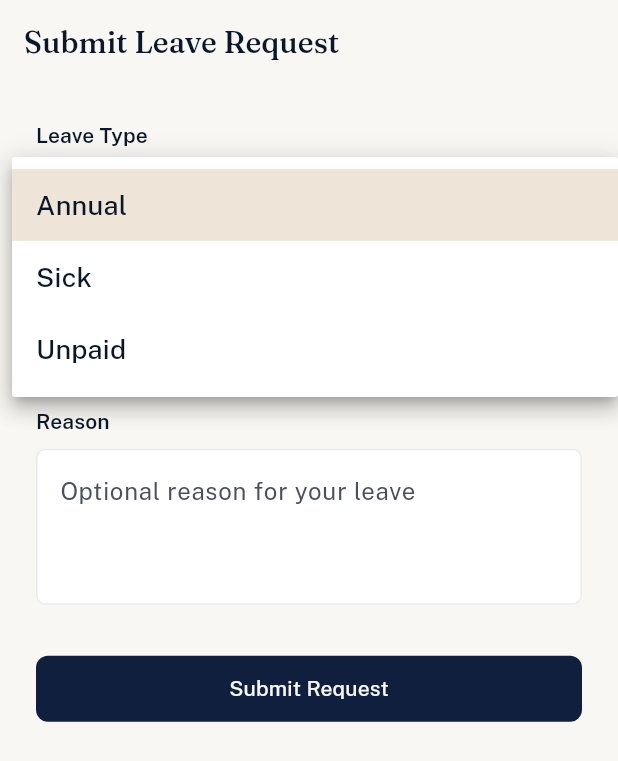
After one commit to WakeelAI-Project/WakeelAI-Mobile, a Flutter app: the LeaveRequestScreen screen opened by its route, after a tap on "Annual", on a phone screen of 412 x 824 dp. The commit adds this screen. Shown: the top 761 px of the screen. Run offline on Flutter 3.47's test engine with Material 3 defaults, Android fonts, the phone set to English and light mode, and no system bars; our stand-ins replace dio, file_picker, flutter_riverpod, flutter_secure_storage, go_router, google_fonts and 1 more; accounts and stored records are empty.

Commit message:
feat: implement employee leave request submission screen

```diff
--- a/lib/core/router/app_router.dart
+++ b/lib/core/router/app_router.dart
@@ -5,6 +5,7 @@ import 'package:go_router/go_router.dart';
 import '../../features/auth/application/auth_state_provider.dart';
 import '../../features/auth/presentation/login_screen.dart';
 import '../../features/home/presentation/employee_home_screen.dart';
+import '../../features/leave/presentation/leave_request_screen.dart';
 import '../../features/shell/theme_showcase_screen.dart';
 
 final appRouterProvider = Provider<GoRouter>((ref) {
@@ -36,6 +37,7 @@ final appRouterProvider = Provider<GoRouter>((ref) {
       ),
       GoRoute(path: '/login', builder: (context, state) => const LoginScreen()),
       GoRoute(path: '/home', builder: (context, state) => const EmployeeHomeScreen()),
+      GoRoute(path: '/leave-request', builder: (context, state) => const LeaveRequestScreen()),
       GoRoute(path: '/design-system', builder: (context, state) => const ThemeShowcaseScreen()),
     ],
   );
--- /dev/null
+++ b/lib/features/leave/application/leave_submission_provider.dart
@@ -0,0 +1,27 @@
+import 'package:flutter_riverpod/flutter_riverpod.dart';
+
+import '../data/leave_repository.dart';
+import '../domain/leave_request_model.dart';
+
+final leaveSubmissionProvider =
+    StateNotifierProvider.autoDispose<LeaveSubmissionNotifier, AsyncValue<void>>((ref) {
+  return LeaveSubmissionNotifier(ref.watch(leaveRepositoryProvider));
+});
+
+class LeaveSubmissionNotifier extends StateNotifier<AsyncValue<void>> {
+  final LeaveRepository _repository;
+
+  LeaveSubmissionNotifier(this._repository) : super(const AsyncData(null));
+
+  Future<bool> submitRequest(LeaveRequestSubmission request) async {
+    state = const AsyncLoading();
+    try {
+      await _repository.submitLeaveRequest(request);
+      state = const AsyncData(null);
+      return true;
+    } catch (e, st) {
+      state = AsyncError(e, st);
+      return false;
+    }
+  }
+}
--- /dev/null
+++ b/lib/features/leave/data/leave_repository.dart
@@ -0,0 +1,39 @@
+import 'package:dio/dio.dart';
+import 'package:flutter_riverpod/flutter_riverpod.dart';
+import 'package:intl/intl.dart';
+
+import '../../../core/network/dio_client.dart';
+import '../domain/leave_request_model.dart';
+
+final leaveRepositoryProvider = Provider<LeaveRepository>((ref) {
+  return LeaveRepository(ref.watch(dioClientProvider));
+});
+
+class LeaveRepository {
+  final Dio _dio;
+  LeaveRepository(this._dio);
+
+  Future<void> submitLeaveRequest(LeaveRequestSubmission submission) async {
+    final dateFormat = DateFormat('yyyy-MM-dd');
+
+    final formDataMap = <String, dynamic>{
+      'LeaveType': submission.leaveType.apiValue,
+      'StartDate': dateFormat.format(submission.startDate),
+      'EndDate': dateFormat.format(submission.endDate),
+    };
+
+    if (submission.reason != null && submission.reason!.isNotEmpty) {
+      formDataMap['Reason'] = submission.reason;
+    }
+
+    if (submission.attachment != null) {
+      formDataMap['attachment'] = await MultipartFile.fromFile(
+        submission.attachment!.path,
+      );
+    }
+
+    final formData = FormData.fromMap(formDataMap);
+
+    await _dio.post('/api/leave-requests', data: formData);
+  }
+}
--- /dev/null
+++ b/lib/features/leave/domain/leave_request_model.dart
@@ -0,0 +1,28 @@
+import 'dart:io';
+
+enum LeaveType {
+  annual('Annual'),
+  sick('Sick'),
+  unpaid('Unpaid');
+
+  final String apiValue;
+  const LeaveType(this.apiValue);
+}
+
+class LeaveRequestSubmission {
+  final LeaveType leaveType;
+  final DateTime startDate;
+  final DateTime endDate;
+  final String? reason;
+  final File? attachment;
+
+  LeaveRequestSubmission({
+    required this.leaveType,
+    required this.startDate,
+    required this.endDate,
+    this.reason,
+    this.attachment,
+  });
+
+  bool get isSick => leaveType == LeaveType.sick;
+}
--- /dev/null
+++ b/lib/features/leave/presentation/leave_request_screen.dart
@@ -0,0 +1,357 @@
+import 'dart:io';
+
+import 'package:file_picker/file_picker.dart';
+import 'package:flutter/material.dart';
+import 'package:flutter_riverpod/flutter_riverpod.dart';
+import 'package:intl/intl.dart';
+
+import '../../../core/theme/app_button_styles.dart';
+import '../../../core/theme/app_colors.dart';
+import '../../../core/theme/app_radius.dart';
+import '../../../core/theme/app_spacing.dart';
+import '../../../l10n/app_localizations.dart';
+import '../application/leave_submission_provider.dart';
+import '../domain/leave_request_model.dart';
+
+class LeaveRequestScreen extends ConsumerStatefulWidget {
+  const LeaveRequestScreen({super.key});
+
+  @override
+  ConsumerState<LeaveRequestScreen> createState() => _LeaveRequestScreenState();
+}
+
+class _LeaveRequestScreenState extends ConsumerState<LeaveRequestScreen> {
+  final _formKey = GlobalKey<FormState>();
+  final _reasonController = TextEditingController();
+
+  LeaveType _selectedLeaveType = LeaveType.annual;
+  DateTime? _startDate;
+  DateTime? _endDate;
+  File? _attachment;
+
+  @override
+  void dispose() {
+    _reasonController.dispose();
+    super.dispose();
+  }
+
+  Future<void> _pickDate(BuildContext context, bool isStart) async {
+    final initialDate = isStart
+        ? (_startDate ?? DateTime.now())
+        : (_endDate ?? _startDate ?? DateTime.now());
+
+    final firstDate = isStart ? DateTime.now() : (_startDate ?? DateTime.now());
+
+    final picked = await showDatePicker(
+      context: context,
+      initialDate: initialDate,
+      firstDate: firstDate,
+      lastDate: DateTime.now().add(const Duration(days: 365 * 2)),
+    );
+
+    if (picked != null) {
+      setState(() {
+        if (isStart) {
+          _startDate = picked;
+          if (_endDate != null && _endDate!.isBefore(_startDate!)) {
+            _endDate = _startDate;
+          }
+        } else {
+          _endDate = picked;
+        }
+      });
+    }
+  }
+
+  Future<void> _pickFile() async {
+    final result = await FilePicker.pickFiles(
+      type: FileType.custom,
+      allowedExtensions: ['pdf', 'jpg', 'jpeg', 'png'],
+    );
+
+    if (result != null && result.files.single.path != null) {
+      setState(() {
+        _attachment = File(result.files.single.path!);
+      });
+    }
+  }
+
+  void _submit() async {
+    final t = AppLocalizations.of(context)!;
+
+    if (!_formKey.currentState!.validate()) return;
+
+    if (_startDate == null || _endDate == null) {
+      ScaffoldMessenger.of(context).showSnackBar(
+        SnackBar(content: Text(t.errorRequiredField)),
+      );
+      return;
+    }
+
+    if (_endDate!.isBefore(_startDate!)) {
+      ScaffoldMessenger.of(context).showSnackBar(
+        SnackBar(content: Text(t.errorEndDateBeforeStartDate)),
+      );
+      return;
+    }
+
+    if (_selectedLeaveType == LeaveType.sick && _attachment == null) {
+      ScaffoldMessenger.of(context).showSnackBar(
+        SnackBar(content: Text(t.errorAttachmentRequired)),
+      );
+      return;
+    }
+
+    final request = LeaveRequestSubmission(
+      leaveType: _selectedLeaveType,
+      startDate: _startDate!,
+      endDate: _endDate!,
+      reason: _reasonController.text.trim(),
+      attachment: _attachment,
+    );
+
+    final success = await ref
+        .read(leaveSubmissionProvider.notifier)
+        .submitRequest(request);
+
+    if (success && mounted) {
+      ScaffoldMessenger.of(context).showSnackBar(
+        SnackBar(content: Text(t.successLeaveSubmitted)),
+      );
+      Navigator.of(context).pop();
+    }
+  }
+
+  String _getLeaveTypeName(LeaveType type, AppLocalizations t) {
+    switch (type) {
+      case LeaveType.annual:
+        return t.leaveTypeAnnual;
+      case LeaveType.sick:
+        return t.leaveTypeSick;
+      case LeaveType.unpaid:
+        return t.leaveTypeUnpaid;
+    }
+  }
+
+  @override
+  Widget build(BuildContext context) {
+    final colors = Theme.of(context).extension<AppColors>()!;
+    final textTheme = Theme.of(context).textTheme;
+    final t = AppLocalizations.of(context)!;
+
+    final submissionState = ref.watch(leaveSubmissionProvider);
+    final isLoading = submissionState is AsyncLoading;
+
+    final dateFormat = DateFormat.yMMMd(Localizations.localeOf(context).languageCode);
+
+    return Scaffold(
+      appBar: AppBar(
+        title: Text(t.leaveRequestTitle),
+      ),
+      body: SafeArea(
+        child: SingleChildScrollView(
+          padding: const EdgeInsets.all(AppSpacing.s6),
+          child: Form(
+            key: _formKey,
+            child: Column(
+              crossAxisAlignment: CrossAxisAlignment.stretch,
+              children: [
+                if (submissionState is AsyncError) ...[
+                  Container(
+                    padding: const EdgeInsets.all(AppSpacing.s3),
+                    decoration: BoxDecoration(
+                      color: colors.errorBg,
+                      borderRadius: AppRadius.mdRadius,
+                    ),
+                    child: Row(
+                      children: [
+                        Icon(Icons.error_outline, size: 20, color: colors.errorFg),
+                        const SizedBox(width: AppSpacing.s2),
+                        Expanded(
+                          child: Text(
+                            t.loginGenericError, // Reusing generic error or could add specific API error text
+                            style: textTheme.bodyMedium?.copyWith(color: colors.errorFg),
+                          ),
+                        ),
+                      ],
+                    ),
+                  ),
+                  const SizedBox(height: AppSpacing.s4),
+                ],
+                Text(t.leaveTypeLabel, style: textTheme.titleSmall),
+                const SizedBox(height: AppSpacing.s2),
+                DropdownButtonFormField<LeaveType>(
+                  initialValue: _selectedLeaveType,
+                  decoration: InputDecoration(
+                    border: OutlineInputBorder(
+                      borderRadius: AppRadius.smRadius,
+                      borderSide: BorderSide(color: colors.borderDefault),
+                    ),
+                    enabledBorder: OutlineInputBorder(
+                      borderRadius: AppRadius.smRadius,
+                      borderSide: BorderSide(color: colors.borderDefault),
+                    ),
+                    focusedBorder: OutlineInputBorder(
+                      borderRadius: AppRadius.smRadius,
+                      borderSide: BorderSide(color: colors.borderFocus, width: 2),
+                    ),
+                  ),
+                  items: LeaveType.values.map((type) {
+                    return DropdownMenuItem(
+                      value: type,
+                      child: Text(_getLeaveTypeName(type, t)),
+                    );
+                  }).toList(),
+                  onChanged: isLoading
+                      ? null
+                      : (val) {
+                          if (val != null) {
+                            setState(() => _selectedLeaveType = val);
+                          }
+                        },
+                ),
+                const SizedBox(height: AppSpacing.s4),
+                Row(
+                  children: [
+                    Expanded(
+                      child: Column(
+                        crossAxisAlignment: CrossAxisAlignment.start,
+                        children: [
+                          Text(t.startDateLabel, style: textTheme.titleSmall),
+                          const SizedBox(height: AppSpacing.s2),
+                          InkWell(
+                            onTap: isLoading ? null : () => _pickDate(context, true),
+                            borderRadius: AppRadius.smRadius,
+                            child: Container(
+                              padding: const EdgeInsets.symmetric(
+                                  horizontal: AppSpacing.s3, vertical: AppSpacing.s3),
+                              decoration: BoxDecoration(
+                                border: Border.all(color: colors.borderDefault),
+                                borderRadius: AppRadius.smRadius,
+                              ),
+                              child: Row(
+                                mainAxisAlignment: MainAxisAlignment.spaceBetween,
+                                children: [
+                                  Text(
+                                    _startDate != null
+                                        ? dateFormat.format(_startDate!)
+                                        : t.selectDateHint,
+                                    style: textTheme.bodyMedium?.copyWith(
+                                      color: _startDate != null ? colors.textPrimary : colors.textSecondary,
+                                    ),
+                                  ),
+                                  Icon(Icons.calendar_today, size: 20, color: colors.textSecondary),
+                                ],
+                              ),
+                            ),
+                          ),
+                        ],
+                      ),
+                    ),
+                    const SizedBox(width: AppSpacing.s4),
+                    Expanded(
+                      child: Column(
+                        crossAxisAlignment: CrossAxisAlignment.start,
+                        children: [
+                          Text(t.endDateLabel, style: textTheme.titleSmall),
+                          const SizedBox(height: AppSpacing.s2),
+                          InkWell(
+                            onTap: isLoading ? null : () => _pickDate(context, false),
+                            borderRadius: AppRadius.smRadius,
+                            child: Container(
+                              padding: const EdgeInsets.symmetric(
+                                  horizontal: AppSpacing.s3, vertical: AppSpacing.s3),
+                              decoration: BoxDecoration(
+                                border: Border.all(color: colors.borderDefault),
+                                borderRadius: AppRadius.smRadius,
+                              ),
+                              child: Row(
+                                mainAxisAlignment: MainAxisAlignment.spaceBetween,
+                                children: [
+                                  Text(
+                                    _endDate != null
+                                        ? dateFormat.format(_endDate!)
+                                        : t.selectDateHint,
+                                    style: textTheme.bodyMedium?.copyWith(
+                                      color: _endDate != null ? colors.textPrimary : colors.textSecondary,
+                                    ),
+                                  ),
+                                  Icon(Icons.calendar_today, size: 20, color: colors.textSecondary),
+                                ],
+                              ),
+                            ),
+                          ),
+                        ],
+                      ),
+                    ),
+                  ],
+                ),
+                const SizedBox(height: AppSpacing.s4),
+                Text(t.reasonLabel, style: textTheme.titleSmall),
+                const SizedBox(height: AppSpacing.s2),
+                TextFormField(
+                  controller: _reasonController,
+                  enabled: !isLoading,
+                  maxLines: 3,
+                  decoration: InputDecoration(
+                    hintText: t.reasonHint,
+                    border: OutlineInputBorder(
+                      borderRadius: AppRadius.smRadius,
+                      borderSide: BorderSide(color: colors.borderDefault),
+                    ),
+                    enabledBorder: OutlineInputBorder(
+                      borderRadius: AppRadius.smRadius,
+                      borderSide: BorderSide(color: colors.borderDefault),
+                    ),
+                    focusedBorder: OutlineInputBorder(
+                      borderRadius: AppRadius.smRadius,
+                      borderSide: BorderSide(color: colors.borderFocus, width: 2),
+                    ),
+                  ),
+                ),
+                if (_selectedLeaveType == LeaveType.sick) ...[
+                  const SizedBox(height: AppSpacing.s4),
+                  Text(t.attachmentLabel, style: textTheme.titleSmall),
+                  const SizedBox(height: AppSpacing.s2),
+                  Row(
+                    children: [
+                      ElevatedButton.icon(
+                        onPressed: isLoading ? null : _pickFile,
+                        style: AppButtonStyles.secondary(context),
+                        icon: const Icon(Icons.attach_file, size: 18),
+                        label: Text(t.pickFileButton),
+                      ),
+                      const SizedBox(width: AppSpacing.s3),
+                      Expanded(
+                        child: Text(
+                          _attachment != null ? _attachment!.path.split('/').last : t.attachmentRequiredHint,
+                          style: textTheme.bodySmall?.copyWith(
+                            color: _attachment != null ? colors.textPrimary : colors.errorFg,
+                          ),
+                          maxLines: 1,
+                          overflow: TextOverflow.ellipsis,
+                        ),
+                      ),
+                    ],
+                  ),
+                ],
+                const SizedBox(height: AppSpacing.s8),
+                ElevatedButton(
+                  style: AppButtonStyles.primary(context),
+                  onPressed: isLoading ? null : _submit,
+                  child: isLoading
+                      ? SizedBox(
+                          height: 20,
+                          width: 20,
+                          child: CircularProgressIndicator(strokeWidth: 2, color: colors.onBrandPrimary),
+                        )
+                      : Text(t.submitButton),
+                ),
+              ],
+            ),
+          ),
+        ),
+      ),
+    );
+  }
+}
--- a/lib/l10n/app_en.arb
+++ b/lib/l10n/app_en.arb
@@ -83,5 +83,23 @@
   "loginGenericError": "Something went wrong. Please try again.",
   "@loginGenericError": {
     "description": "Error banner shown for network/server failures during login"
-  }
+  },
+  "leaveRequestTitle": "Submit Leave Request",
+  "leaveTypeLabel": "Leave Type",
+  "leaveTypeAnnual": "Annual",
+  "leaveTypeSick": "Sick",
+  "leaveTypeUnpaid": "Unpaid",
+  "startDateLabel": "Start Date",
+  "endDateLabel": "End Date",
+  "reasonLabel": "Reason",
+  "reasonHint": "Optional reason for your leave",
+  "attachmentLabel": "Medical Report Attachment",
+  "attachmentRequiredHint": "Required for sick leave (PDF/JPG/PNG, max 10MB)",
+  "submitButton": "Submit Request",
+  "selectDateHint": "Select date",
+  "pickFileButton": "Choose File",
+  "errorRequiredField": "This field is required",
+  "errorEndDateBeforeStartDate": "End date must be after start date",
+  "errorAttachmentRequired": "Medical report is required for sick leave",
+  "successLeaveSubmitted": "Leave request submitted successfully"
 }
--- a/lib/l10n/app_localizations.dart
+++ b/lib/l10n/app_localizations.dart
@@ -223,6 +223,114 @@ abstract class AppLocalizations {
   /// In en, this message translates to:
   /// **'Something went wrong. Please try again.'**
   String get loginGenericError;
+
+  /// No description provided for @leaveRequestTitle.
+  ///
+  /// In en, this message translates to:
+  /// **'Submit Leave Request'**
+  String get leaveRequestTitle;
+
+  /// No description provided for @leaveTypeLabel.
+  ///
+  /// In en, this message translates to:
+  /// **'Leave Type'**
+  String get leaveTypeLabel;
+
+  /// No description provided for @leaveTypeAnnual.
+  ///
+  /// In en, this message translates to:
+  /// **'Annual'**
+  String get leaveTypeAnnual;
+
+  /// No description provided for @leaveTypeSick.
+  ///
+  /// In en, this message translates to:
+  /// **'Sick'**
+  String get leaveTypeSick;
+
+  /// No description provided for @leaveTypeUnpaid.
+  ///
+  /// In en, this message translates to:
+  /// **'Unpaid'**
+  String get leaveTypeUnpaid;
+
+  /// No description provided for @startDateLabel.
+  ///
+  /// In en, this message translates to:
+  /// **'Start Date'**
+  String get startDateLabel;
+
+  /// No description provided for @endDateLabel.
+  ///
+  /// In en, this message translates to:
+  /// **'End Date'**
+  String get endDateLabel;
+
+  /// No description provided for @reasonLabel.
+  ///
+  /// In en, this message translates to:
+  /// **'Reason'**
+  String get reasonLabel;
+
+  /// No description provided for @reasonHint.
+  ///
+  /// In en, this message translates to:
+  /// **'Optional reason for your leave'**
+  String get reasonHint;
+
+  /// No description provided for @attachmentLabel.
+  ///
+  /// In en, this message translates to:
+  /// **'Medical Report Attachment'**
+  String get attachmentLabel;
+
+  /// No description provided for @attachmentRequiredHint.
+  ///
+  /// In en, this message translates to:
+  /// **'Required for sick leave (PDF/JPG/PNG, max 10MB)'**
+  String get attachmentRequiredHint;
+
+  /// No description provided for @submitButton.
+  ///
+  /// In en, this message translates to:
+  /// **'Submit Request'**
+  String get submitButton;
+
+  /// No description provided for @selectDateHint.
+  ///
+  /// In en, this message translates to:
+  /// **'Select date'**
+  String get selectDateHint;
+
+  /// No description provided for @pickFileButton.
+  ///
+  /// In en, this message translates to:
+  /// **'Choose File'**
+  String get pickFileButton;
+
+  /// No description provided for @errorRequiredField.
+  ///
+  /// In en, this message translates to:
+  /// **'This field is required'**
+  String get errorRequiredField;
+
+  /// No description provided for @errorEndDateBeforeStartDate.
+  ///
+  /// In en, this message translates to:
+  /// **'End date must be after start date'**
+  String get errorEndDateBeforeStartDate;
+
+  /// No description provided for @errorAttachmentRequired.
+  ///
+  /// In en, this message translates to:
+  /// **'Medical report is required for sick leave'**
+  String get errorAttachmentRequired;
+
+  /// No description provided for @successLeaveSubmitted.
+  ///
+  /// In en, this message translates to:
+  /// **'Leave request submitted successfully'**
+  String get successLeaveSubmitted;
 }
 
 class _AppLocalizationsDelegate
--- a/lib/l10n/app_localizations_en.dart
+++ b/lib/l10n/app_localizations_en.dart
@@ -73,4 +73,60 @@ class AppLocalizationsEn extends AppLocalizations {
 
   @override
   String get loginGenericError => 'Something went wrong. Please try again.';
+
+  @override
+  String get leaveRequestTitle => 'Submit Leave Request';
+
+  @override
+  String get leaveTypeLabel => 'Leave Type';
+
+  @override
+  String get leaveTypeAnnual => 'Annual';
+
+  @override
+  String get leaveTypeSick => 'Sick';
+
+  @override
+  String get leaveTypeUnpaid => 'Unpaid';
+
+  @override
+  String get startDateLabel => 'Start Date';
+
+  @override
+  String get endDateLabel => 'End Date';
+
+  @override
+  String get reasonLabel => 'Reason';
+
+  @override
+  String get reasonHint => 'Optional reason for your leave';
+
+  @override
+  String get attachmentLabel => 'Medical Report Attachment';
+
+  @override
+  String get attachmentRequiredHint =>
+      'Required for sick leave (PDF/JPG/PNG, max 10MB)';
+
+  @override
+  String get submitButton => 'Submit Request';
+
+  @override
+  String get selectDateHint => 'Select date';
+
+  @override
+  String get pickFileButton => 'Choose File';
+
+  @override
+  String get errorRequiredField => 'This field is required';
+
+  @override
+  String get errorEndDateBeforeStartDate => 'End date must be after start date';
+
+  @override
+  String get errorAttachmentRequired =>
+      'Medical report is required for sick leave';
+
+  @override
+  String get successLeaveSubmitted => 'Leave request submitted successfully';
 }
--- a/pubspec.yaml
+++ b/pubspec.yaml
@@ -43,6 +43,7 @@ dependencies:
   flutter_localizations:
     sdk: flutter
   lucide_icons_flutter: ^3.1.15
+  file_picker: ^11.0.3
 
 # path_provider_android >=2.3.0 rewrote its Android implementation on top of
 # the `jni` package, whose android/build.gradle calls a Kotlin-DSL-only
```
Also changed, not shown: lib/l10n/app_ar.arb (+19 -1 lines), lib/l10n/app_localizations_ar.dart (+56 -0 lines), pubspec.lock, 3 other files.
